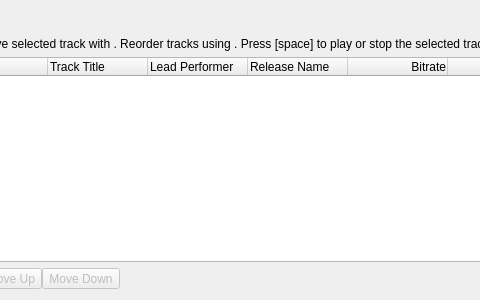
Old version of the form resources/ui/track_list_tab.ui in the repository Iconoclasteinc/tgit; both pictures show x 164 to 644 and y 0 to 300 of the 825 by 300 pixel window.
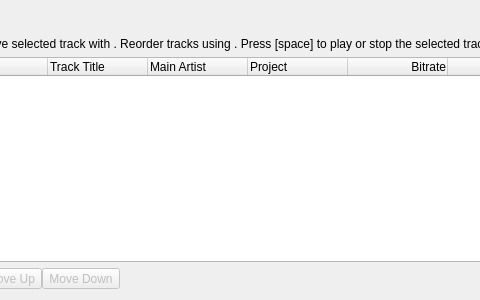
New version of the form. Icons and pictures are not drawn.

The edit to the form file:
```diff
--- a/resources/ui/track_list_tab.ui
+++ b/resources/ui/track_list_tab.ui
@@ -133,7 +133,7 @@
      </column>
      <column>
       <property name="text">
-       <string>Lead Performer</string>
+       <string>Main Artist</string>
       </property>
       <property name="textAlignment">
        <set>AlignLeft|AlignVCenter</set>
@@ -141,7 +141,7 @@
      </column>
      <column>
       <property name="text">
-       <string>Release Name</string>
+       <string>Project</string>
       </property>
       <property name="textAlignment">
        <set>AlignLeft|AlignVCenter</set>
```
